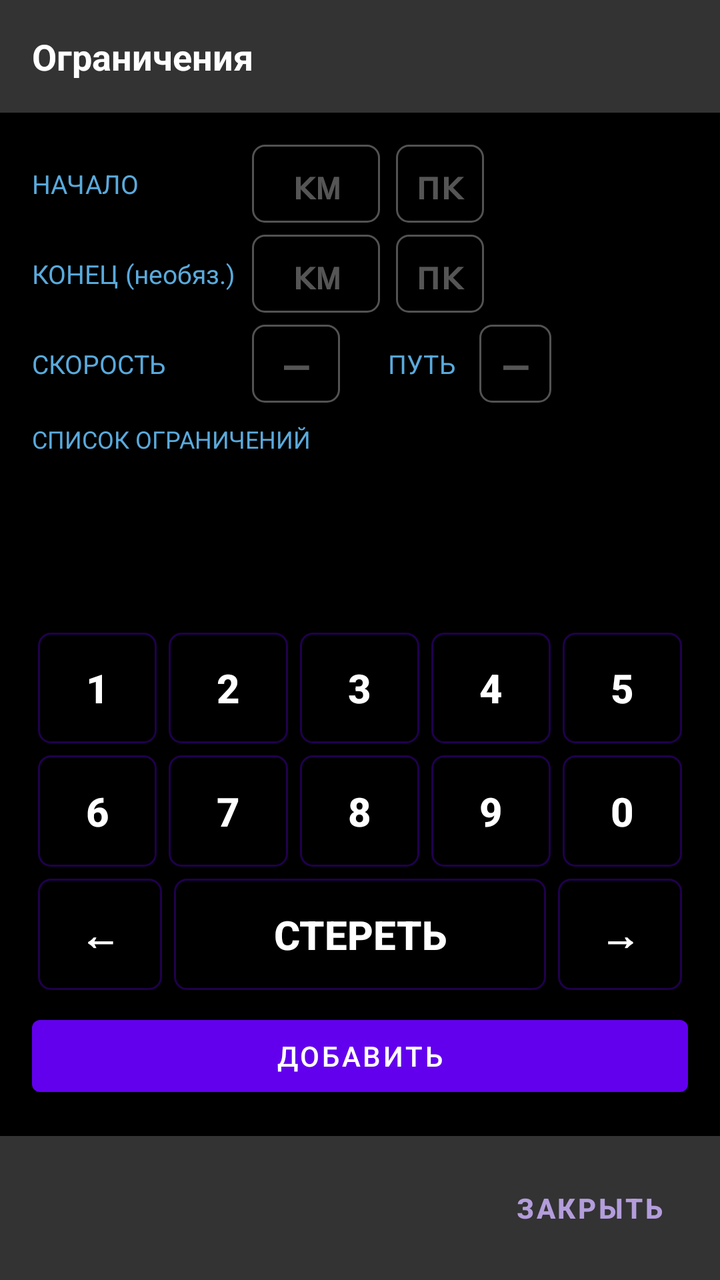
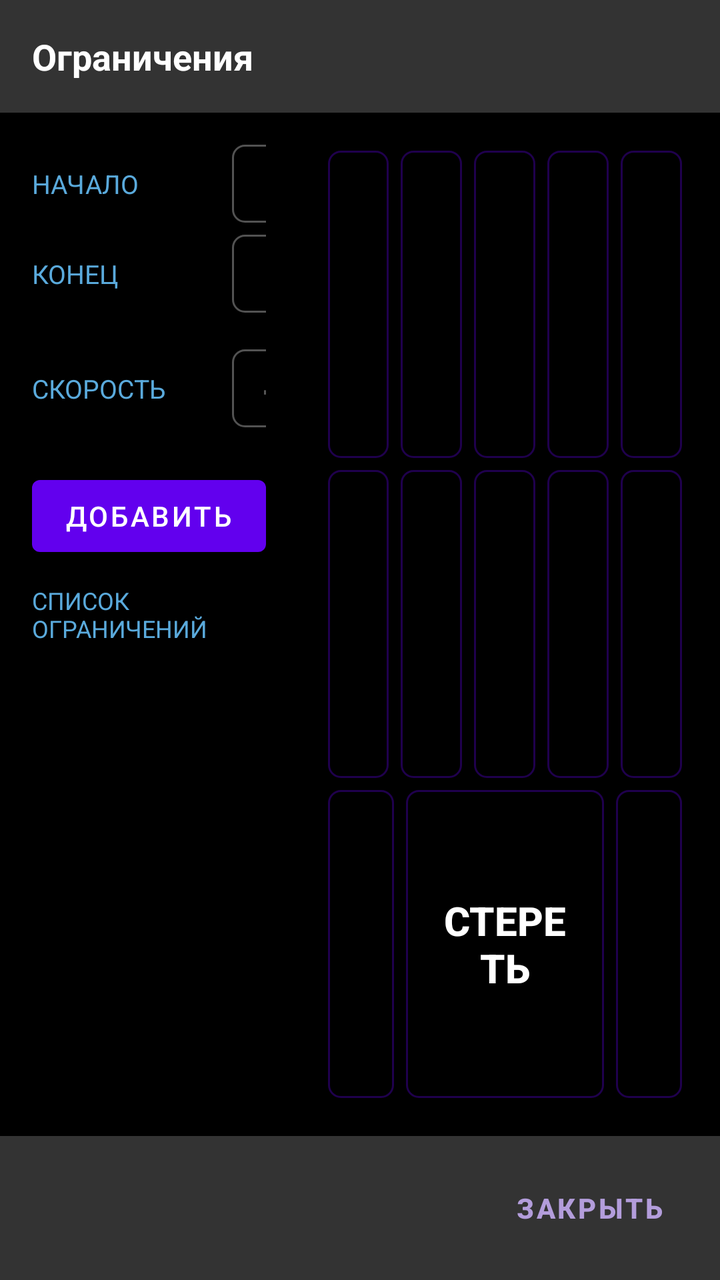

An Android layout rendered at two revisions. The XML below is the earlier revision; the diff shows what the commit changed to produce the second picture.
<!-- AndroidManifest.xml: application theme Theme.TrainDriverApp -->
<!-- res/layout/activity_restrictions.xml -->
<?xml version="1.0" encoding="utf-8"?>
<LinearLayout xmlns:android="http://schemas.android.com/apk/res/android"
    android:layout_width="match_parent"
    android:layout_height="match_parent"
    android:orientation="vertical"
    android:background="#000000">

    <TextView
        android:layout_width="match_parent"
        android:layout_height="wrap_content"
        android:background="#333333"
        android:padding="16dp"
        android:text="Ограничения"
        android:textColor="#FFFFFF"
        android:textSize="18sp"
        android:textStyle="bold" />

    
    <LinearLayout
        android:layout_width="match_parent"
        android:layout_height="0dp"
        android:layout_weight="1"
        android:orientation="vertical"
        android:padding="16dp">

        
        <LinearLayout
            android:layout_width="match_parent"
            android:layout_height="wrap_content"
            android:orientation="vertical">

            <LinearLayout
                android:layout_width="match_parent"
                android:layout_height="wrap_content"
                android:orientation="horizontal"
                android:gravity="center_vertical">

                <TextView
                    android:layout_width="110dp"
                    android:layout_height="wrap_content"
                    android:text="НАЧАЛО"
                    android:textColor="#5AAADC"
                    android:textSize="13sp" />

                <EditText
                    android:id="@+id/restrictionStartKmInput"
                    style="@style/RestrictionDigitBox"
                    android:layout_width="64dp"
                    android:hint="км"
                    android:inputType="number"
                    android:maxLength="4" />

                <EditText
                    android:id="@+id/restrictionStartPkInput"
                    style="@style/RestrictionDigitBox"
                    android:layout_width="44dp"
                    android:layout_marginStart="8dp"
                    android:hint="пк"
                    android:inputType="number"
                    android:maxLength="2" />

            </LinearLayout>

            <LinearLayout
                android:layout_width="match_parent"
                android:layout_height="wrap_content"
                android:layout_marginTop="6dp"
                android:orientation="horizontal"
                android:gravity="center_vertical">

                <TextView
                    android:layout_width="110dp"
                    android:layout_height="wrap_content"
                    android:text="КОНЕЦ (необяз.)"
                    android:textColor="#5AAADC"
                    android:textSize="13sp" />

                <EditText
                    android:id="@+id/restrictionEndKmInput"
                    style="@style/RestrictionDigitBox"
                    android:layout_width="64dp"
                    android:hint="км"
                    android:inputType="number"
                    android:maxLength="4" />

                <EditText
                    android:id="@+id/restrictionEndPkInput"
                    style="@style/RestrictionDigitBox"
                    android:layout_width="44dp"
                    android:layout_marginStart="8dp"
                    android:hint="пк"
                    android:inputType="number"
                    android:maxLength="2" />

            </LinearLayout>

            
            <LinearLayout
                android:layout_width="match_parent"
                android:layout_height="wrap_content"
                android:layout_marginTop="6dp"
                android:orientation="horizontal"
                android:gravity="center_vertical">

                <TextView
                    android:layout_width="110dp"
                    android:layout_height="wrap_content"
                    android:text="СКОРОСТЬ"
                    android:textColor="#5AAADC"
                    android:textSize="13sp" />

                <EditText
                    android:id="@+id/restrictionSpeedInput"
                    style="@style/RestrictionDigitBox"
                    android:layout_width="44dp"
                    android:hint="—"
                    android:inputType="number"
                    android:maxLength="2" />

                <TextView
                    android:layout_width="wrap_content"
                    android:layout_height="wrap_content"
                    android:layout_marginStart="24dp"
                    android:text="ПУТЬ"
                    android:textColor="#5AAADC"
                    android:textSize="13sp" />

                <EditText
                    android:id="@+id/restrictionPathInput"
                    style="@style/RestrictionDigitBox"
                    android:layout_width="36dp"
                    android:layout_marginStart="12dp"
                    android:hint="—"
                    android:inputType="number"
                    android:maxLength="1" />

            </LinearLayout>

        </LinearLayout>

        
        <LinearLayout
            android:layout_width="match_parent"
            android:layout_height="0dp"
            android:layout_weight="1"
            android:layout_marginTop="10dp"
            android:orientation="vertical">

            <TextView
                android:layout_width="wrap_content"
                android:layout_height="wrap_content"
                android:text="СПИСОК ОГРАНИЧЕНИЙ"
                android:textColor="#5AAADC"
                android:textSize="12sp"
                android:layout_marginBottom="4dp" />

            <ScrollView
                android:layout_width="match_parent"
                android:layout_height="0dp"
                android:layout_weight="1">

                <LinearLayout
                    android:id="@+id/restrictionRowsContainer"
                    android:layout_width="match_parent"
                    android:layout_height="wrap_content"
                    android:orientation="vertical" />

            </ScrollView>

        </LinearLayout>

        
        <LinearLayout
            android:layout_width="match_parent"
            android:layout_height="0dp"
            android:layout_weight="2"
            android:layout_marginTop="10dp"
            android:orientation="vertical">

            <LinearLayout
                android:layout_width="match_parent"
                android:layout_height="0dp"
                android:layout_weight="1"
                android:orientation="horizontal">
                <Button android:id="@+id/restrictionKey1" style="@style/RestrictionKeypadButton" android:layout_height="match_parent" android:text="1" />
                <Button android:id="@+id/restrictionKey2" style="@style/RestrictionKeypadButton" android:layout_height="match_parent" android:text="2" />
                <Button android:id="@+id/restrictionKey3" style="@style/RestrictionKeypadButton" android:layout_height="match_parent" android:text="3" />
                <Button android:id="@+id/restrictionKey4" style="@style/RestrictionKeypadButton" android:layout_height="match_parent" android:text="4" />
                <Button android:id="@+id/restrictionKey5" style="@style/RestrictionKeypadButton" android:layout_height="match_parent" android:text="5" />
            </LinearLayout>

            <LinearLayout
                android:layout_width="match_parent"
                android:layout_height="0dp"
                android:layout_weight="1"
                android:orientation="horizontal">
                <Button android:id="@+id/restrictionKey6" style="@style/RestrictionKeypadButton" android:layout_height="match_parent" android:text="6" />
                <Button android:id="@+id/restrictionKey7" style="@style/RestrictionKeypadButton" android:layout_height="match_parent" android:text="7" />
                <Button android:id="@+id/restrictionKey8" style="@style/RestrictionKeypadButton" android:layout_height="match_parent" android:text="8" />
                <Button android:id="@+id/restrictionKey9" style="@style/RestrictionKeypadButton" android:layout_height="match_parent" android:text="9" />
                <Button android:id="@+id/restrictionKey0" style="@style/RestrictionKeypadButton" android:layout_height="match_parent" android:text="0" />
            </LinearLayout>

            <LinearLayout
                android:layout_width="match_parent"
                android:layout_height="0dp"
                android:layout_weight="1"
                android:orientation="horizontal">
                <Button android:id="@+id/restrictionKeyPrev" style="@style/RestrictionKeypadButton" android:layout_height="match_parent" android:text="←" />
                <Button
                    android:id="@+id/restrictionBackspaceButton"
                    style="@style/RestrictionKeypadButton"
                    android:layout_height="match_parent"
                    android:layout_weight="3"
                    android:text="Стереть" />
                <Button android:id="@+id/restrictionKeyNext" style="@style/RestrictionKeypadButton" android:layout_height="match_parent" android:text="→" />
            </LinearLayout>

        </LinearLayout>

        
        <TextView
            android:id="@+id/restrictionErrorText"
            android:layout_width="match_parent"
            android:layout_height="wrap_content"
            android:layout_marginTop="6dp"
            android:textColor="#E05A5A"
            android:visibility="gone" />

        <Button
            android:id="@+id/restrictionAddButton"
            android:layout_width="match_parent"
            android:layout_height="wrap_content"
            android:layout_marginTop="6dp"
            android:text="Добавить" />

    </LinearLayout>

    <LinearLayout
        android:layout_width="match_parent"
        android:layout_height="wrap_content"
        android:background="#333333"
        android:gravity="end"
        android:padding="12dp">

        <Button
            android:id="@+id/restrictionCloseButton"
            android:layout_width="wrap_content"
            android:layout_height="wrap_content"
            android:background="@android:color/transparent"
            android:textColor="#B39DDB"
            android:textStyle="bold"
            android:text="ЗАКРЫТЬ" />

    </LinearLayout>

</LinearLayout>
<!-- resources referenced by this layout -->
<resources>
  <style name="RestrictionDigitBox">
          <item name="android:layout_height">wrap_content</item>
          <item name="android:gravity">center</item>
          <item name="android:fontFamily">monospace</item>
          <item name="android:textStyle">bold</item>
          <item name="android:textSize">20sp</item>
          <item name="android:background">@drawable/bg_header_toggle</item>
          <item name="android:paddingTop">6dp</item>
          <item name="android:paddingBottom">6dp</item>
          <item name="android:textColor">#FFFFFF</item>
          <item name="android:textColorHint">#555555</item>
      </style>
  <style name="RestrictionKeypadButton" parent="Widget.AppCompat.Button.Borderless">
          <item name="android:layout_width">0dp</item>
          <item name="android:layout_height">wrap_content</item>
          <item name="android:layout_weight">1</item>
          <item name="android:layout_margin">3dp</item>
          <item name="android:minHeight">46dp</item>
          <item name="android:background">@drawable/bg_header_toggle</item>
          <item name="android:textColor">#FFFFFF</item>
          <item name="android:textStyle">bold</item>
          <item name="android:textSize">20sp</item>
      </style>
  <style name="Theme.TrainDriverApp" parent="Theme.MaterialComponents.DayNight.NoActionBar" />
  <!-- drawable bg_header_toggle (drawable) -->
  <?xml version="1.0" encoding="utf-8"?>
  <shape xmlns:android="http://schemas.android.com/apk/res/android" android:shape="rectangle">
      <corners android:radius="6dp" />
      <stroke android:width="1dp" android:color="#52FFFFFF" />
      <solid android:color="@android:color/transparent" />
  </shape>
</resources>

<!-- the commit's change to res/layout/activity_restrictions.xml (unified diff, before → after) -->
@@ -20,14 +20,16 @@
         android:layout_width="match_parent"
         android:layout_height="0dp"
         android:layout_weight="1"
-        android:orientation="vertical"
+        android:orientation="horizontal"
         android:padding="16dp">
 
         
         <LinearLayout
-            android:layout_width="match_parent"
-            android:layout_height="wrap_content"
-            android:orientation="vertical">
+            android:layout_width="0dp"
+            android:layout_height="match_parent"
+            android:layout_weight="2"
+            android:orientation="vertical"
+            android:paddingEnd="14dp">
 
             <LinearLayout
                 android:layout_width="match_parent"
@@ -36,7 +38,7 @@
                 android:gravity="center_vertical">
 
                 <TextView
-                    android:layout_width="110dp"
+                    android:layout_width="100dp"
                     android:layout_height="wrap_content"
                     android:text="НАЧАЛО"
                     android:textColor="#5AAADC"
@@ -45,7 +47,7 @@
                 <EditText
                     android:id="@+id/restrictionStartKmInput"
                     style="@style/RestrictionDigitBox"
-                    android:layout_width="64dp"
+                    android:layout_width="56dp"
                     android:hint="км"
                     android:inputType="number"
                     android:maxLength="4" />
@@ -53,8 +55,8 @@
                 <EditText
                     android:id="@+id/restrictionStartPkInput"
                     style="@style/RestrictionDigitBox"
-                    android:layout_width="44dp"
-                    android:layout_marginStart="8dp"
+                    android:layout_width="40dp"
+                    android:layout_marginStart="6dp"
                     android:hint="пк"
                     android:inputType="number"
                     android:maxLength="2" />
@@ -69,16 +71,16 @@
                 android:gravity="center_vertical">
 
                 <TextView
-                    android:layout_width="110dp"
-                    android:layout_height="wrap_content"
-                    android:text="КОНЕЦ (необяз.)"
+                    android:layout_width="100dp"
+                    android:layout_height="wrap_content"
+                    android:text="КОНЕЦ"
                     android:textColor="#5AAADC"
                     android:textSize="13sp" />
 
                 <EditText
                     android:id="@+id/restrictionEndKmInput"
                     style="@style/RestrictionDigitBox"
-                    android:layout_width="64dp"
+                    android:layout_width="56dp"
                     android:hint="км"
                     android:inputType="number"
                     android:maxLength="4" />
@@ -86,8 +88,8 @@
                 <EditText
                     android:id="@+id/restrictionEndPkInput"
                     style="@style/RestrictionDigitBox"
-                    android:layout_width="44dp"
-                    android:layout_marginStart="8dp"
+                    android:layout_width="40dp"
+                    android:layout_marginStart="6dp"
                     android:hint="пк"
                     android:inputType="number"
                     android:maxLength="2" />
@@ -103,7 +105,7 @@
                 android:gravity="center_vertical">
 
                 <TextView
-                    android:layout_width="110dp"
+                    android:layout_width="100dp"
                     android:layout_height="wrap_content"
                     android:text="СКОРОСТЬ"
                     android:textColor="#5AAADC"
@@ -120,7 +122,7 @@
                 <TextView
                     android:layout_width="wrap_content"
                     android:layout_height="wrap_content"
-                    android:layout_marginStart="24dp"
+                    android:layout_marginStart="18dp"
                     android:text="ПУТЬ"
                     android:textColor="#5AAADC"
                     android:textSize="13sp" />
@@ -129,10 +131,56 @@
                     android:id="@+id/restrictionPathInput"
                     style="@style/RestrictionDigitBox"
                     android:layout_width="36dp"
-                    android:layout_marginStart="12dp"
+                    android:layout_marginStart="10dp"
                     android:hint="—"
                     android:inputType="number"
                     android:maxLength="1" />
+
+            </LinearLayout>
+
+            <TextView
+                android:id="@+id/restrictionErrorText"
+                android:layout_width="match_parent"
+                android:layout_height="wrap_content"
+                android:layout_marginTop="6dp"
+                android:textColor="#E05A5A"
+                android:visibility="gone" />
+
+            <Button
+                android:id="@+id/restrictionAddButton"
+                android:layout_width="match_parent"
+                android:layout_height="wrap_content"
+                android:layout_marginTop="8dp"
+                android:text="Добавить" />
+
+            
+            <LinearLayout
+                android:layout_width="match_parent"
+                android:layout_height="0dp"
+                android:layout_weight="1"
+                android:layout_marginTop="10dp"
+                android:orientation="vertical">
+
+                <TextView
+                    android:layout_width="wrap_content"
+                    android:layout_height="wrap_content"
+                    android:text="СПИСОК ОГРАНИЧЕНИЙ"
+                    android:textColor="#5AAADC"
+                    android:textSize="12sp"
+                    android:layout_marginBottom="4dp" />
+
+                <ScrollView
+                    android:layout_width="match_parent"
+                    android:layout_height="0dp"
+                    android:layout_weight="1">
+
+                    <LinearLayout
+                        android:id="@+id/restrictionRowsContainer"
+                        android:layout_width="match_parent"
+                        android:layout_height="wrap_content"
+                        android:orientation="vertical" />
+
+                </ScrollView>
 
             </LinearLayout>
 
@@ -140,42 +188,11 @@
 
         
         <LinearLayout
-            android:layout_width="match_parent"
-            android:layout_height="0dp"
-            android:layout_weight="1"
-            android:layout_marginTop="10dp"
-            android:orientation="vertical">
-
-            <TextView
-                android:layout_width="wrap_content"
-                android:layout_height="wrap_content"
-                android:text="СПИСОК ОГРАНИЧЕНИЙ"
-                android:textColor="#5AAADC"
-                android:textSize="12sp"
-                android:layout_marginBottom="4dp" />
-
-            <ScrollView
-                android:layout_width="match_parent"
-                android:layout_height="0dp"
-                android:layout_weight="1">
-
-                <LinearLayout
-                    android:id="@+id/restrictionRowsContainer"
-                    android:layout_width="match_parent"
-                    android:layout_height="wrap_content"
-                    android:orientation="vertical" />
-
-            </ScrollView>
-
-        </LinearLayout>
-
-        
-        <LinearLayout
-            android:layout_width="match_parent"
-            android:layout_height="0dp"
-            android:layout_weight="2"
-            android:layout_marginTop="10dp"
-            android:orientation="vertical">
+            android:layout_width="0dp"
+            android:layout_height="match_parent"
+            android:layout_weight="3"
+            android:orientation="vertical"
+            android:paddingStart="14dp">
 
             <LinearLayout
                 android:layout_width="match_parent"
@@ -218,22 +235,6 @@
 
         </LinearLayout>
 
-        
-        <TextView
-            android:id="@+id/restrictionErrorText"
-            android:layout_width="match_parent"
-            android:layout_height="wrap_content"
-            android:layout_marginTop="6dp"
-            android:textColor="#E05A5A"
-            android:visibility="gone" />
-
-        <Button
-            android:id="@+id/restrictionAddButton"
-            android:layout_width="match_parent"
-            android:layout_height="wrap_content"
-            android:layout_marginTop="6dp"
-            android:text="Добавить" />
-
     </LinearLayout>
 
     <LinearLayout
